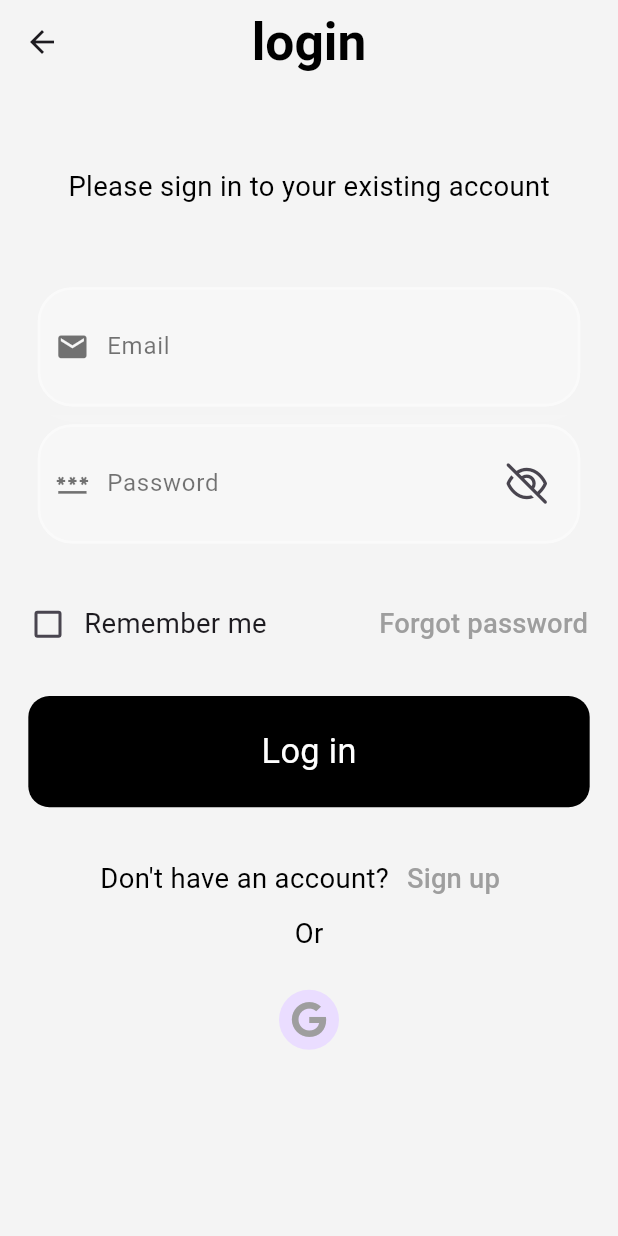
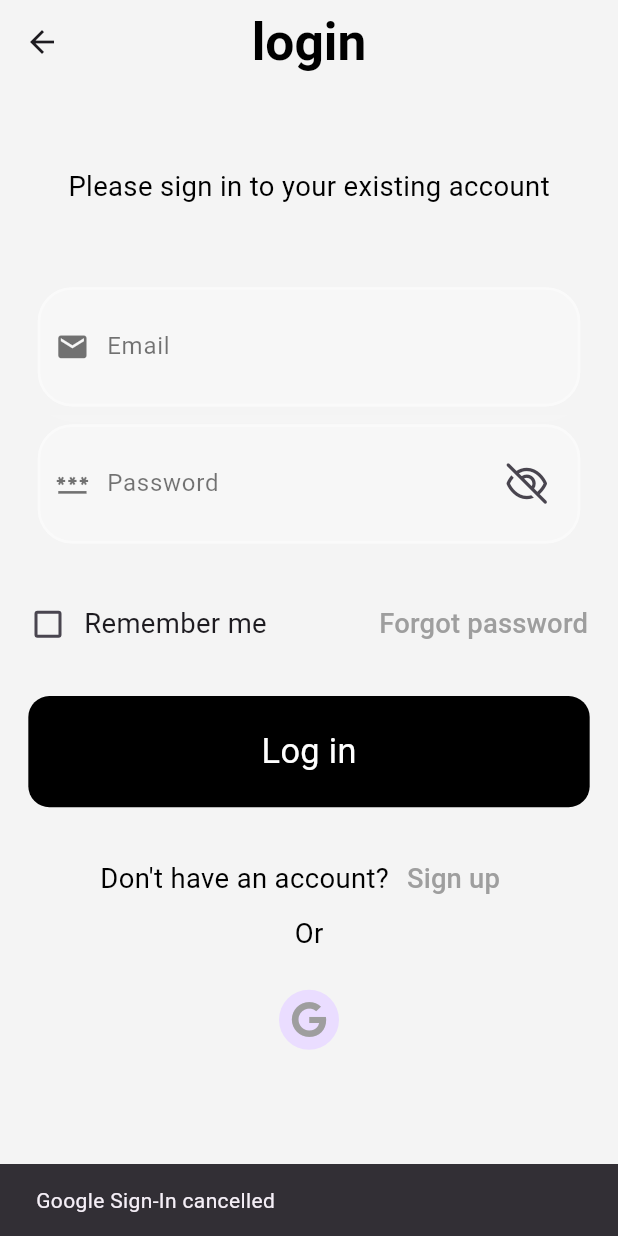
Before and after one commit to Ahmed4r/EcommerceApp, a Flutter app: the LoginPage screen opened by its route, after a tap on an icon or button, on a phone screen of 412 x 824 dp. Run offline on Flutter 3.47's test engine with Material 3 defaults, Android fonts, the phone set to English and light mode, and no system bars; our stand-ins replace bloc, crystal_navigation_bar, equatable, flutter_bloc, flutter_map, flutter_screenutil and 9 more; missing offline and left inert: animated_snack_bar, carousel_slider_plus; accounts and stored records are empty; Roboto replaces fonts that are missing (Cairo, Sen).

Commit message:
Update Google Sign-In integration and dependencies
- Updated iOS client ID in Info.plist for Google Sign-In.
- Refactored login.dart to implement native Google Sign-In with error handling.
- Updated pubspec.yaml and pubspec.lock to downgrade google_sign_in package to version 6.2.1 and its dependencies.

```diff
--- a/lib/screens/login/login.dart
+++ b/lib/screens/login/login.dart
@@ -17,7 +17,6 @@ import 'package:supabase_flutter/supabase_flutter.dart';
 import 'package:shop/widgets/custom_button.dart';
 import 'package:shop/widgets/custom_text_field.dart';
 import 'package:shop/widgets/navigationbar.dart';
-import 'package:supabase_flutter/supabase_flutter.dart';
 
 class LoginPage extends StatefulWidget {
   static const String routeName = '/login_page';
@@ -42,7 +41,6 @@ class _login_pageState extends State<LoginPage> {
     super.dispose();
   }
 
-  @override
   TextEditingController Emailcontroller = TextEditingController();
   // ahmedrady03@gmail.com
   TextEditingController Passwordcontroller = TextEditingController();
@@ -50,6 +48,91 @@ class _login_pageState extends State<LoginPage> {
   bool checkboxvalue = false;
 
   final authService = AuthService();
+
+  Future<void> _nativeGoogleSignIn() async {
+    try {
+      /// TODO: update the Web client ID with your own.
+      ///
+      /// Web Client ID that you registered with Google Cloud.
+      const webClientId = '152853602646-rm6evrh302a4gunht8k0nqk5jpn2hbob.apps.googleusercontent.com';
+
+      /// TODO: update the iOS client ID with your own.
+      ///
+      /// iOS Client ID that you registered with Google Cloud.
+      const iosClientId = '152853602646-3jpm5kjlfparvi92gf3q0e8nagl42ups.apps.googleusercontent.com';
+
+      // Check if the credentials are still placeholders
+      if (webClientId == 'my-web.apps.googleusercontent.com' ||
+          iosClientId == 'my-ios.apps.googleusercontent.com') {
+        if (mounted) {
+          ScaffoldMessenger.of(context).showSnackBar(
+            const SnackBar(
+              content: Text(
+                'Google Sign-In not configured. Please add your OAuth credentials.',
+              ),
+              backgroundColor: Colors.orange,
+            ),
+          );
+        }
+        return;
+      }
+
+      final GoogleSignIn googleSignIn = GoogleSignIn(
+        clientId: iosClientId,
+        serverClientId: webClientId,
+      );
+
+      final GoogleSignInAccount? googleUser = await googleSignIn.signIn();
+
+      if (googleUser == null) {
+        // User cancelled the sign-in
+        if (mounted) {
+          ScaffoldMessenger.of(context).showSnackBar(
+            const SnackBar(content: Text('Google Sign-In cancelled')),
+          );
+        }
+        return;
+      }
+
+      final GoogleSignInAuthentication googleAuth =
+          await googleUser.authentication;
+      final String? accessToken = googleAuth.accessToken;
+      final String? idToken = googleAuth.idToken;
+
+      if (accessToken == null) {
+        throw 'No Access Token found.';
+      }
+      if (idToken == null) {
+        throw 'No ID Token found.';
+      }
+
+      final supabase = Supabase.instance.client;
+      await supabase.auth.signInWithIdToken(
+        provider: OAuthProvider.google,
+        idToken: idToken,
+        accessToken: accessToken,
+      );
+
+      if (mounted) {
+        ScaffoldMessenger.of(context).showSnackBar(
+          const SnackBar(
+            content: Text('Google Sign-In successful!'),
+            backgroundColor: Colors.green,
+          ),
+        );
+      }
+    } catch (e) {
+      log('Google Sign-In error: $e');
+      if (mounted) {
+        ScaffoldMessenger.of(context).showSnackBar(
+          SnackBar(
+            content: Text('Google Sign-In failed: ${e.toString()}'),
+            backgroundColor: Colors.red,
+          ),
+        );
+      }
+    }
+  }
 
   @override
   Widget build(BuildContext context) {
@@ -249,7 +332,7 @@ class _login_pageState extends State<LoginPage> {
                       SizedBox(height: 20.h),
                       InkWell(
                         onTap: () async {
-
+                          await _nativeGoogleSignIn();
                         },
                         child: const CircleAvatar(
                           child: FaIcon(
@@ -269,6 +352,4 @@ class _login_pageState extends State<LoginPage> {
       ),
     );
   }
-
-
 }
--- a/pubspec.yaml
+++ b/pubspec.yaml
@@ -57,7 +57,7 @@ dependencies:
   pinput: ^5.0.1
   fluttertoast: ^8.2.12
   supabase_flutter: ^2.9.1
-  google_sign_in: ^7.1.1
+  google_sign_in: ^6.2.1
 
 dev_dependencies:
   flutter_test:
```
Also changed, not shown: pubspec.lock, 2 other files.
